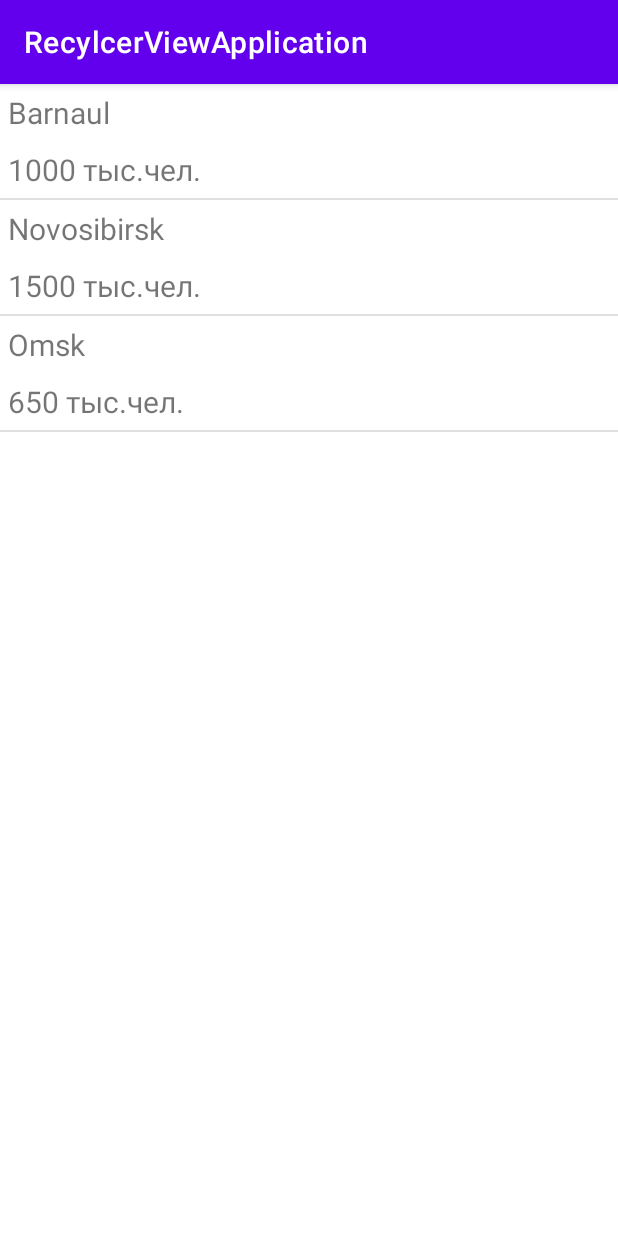
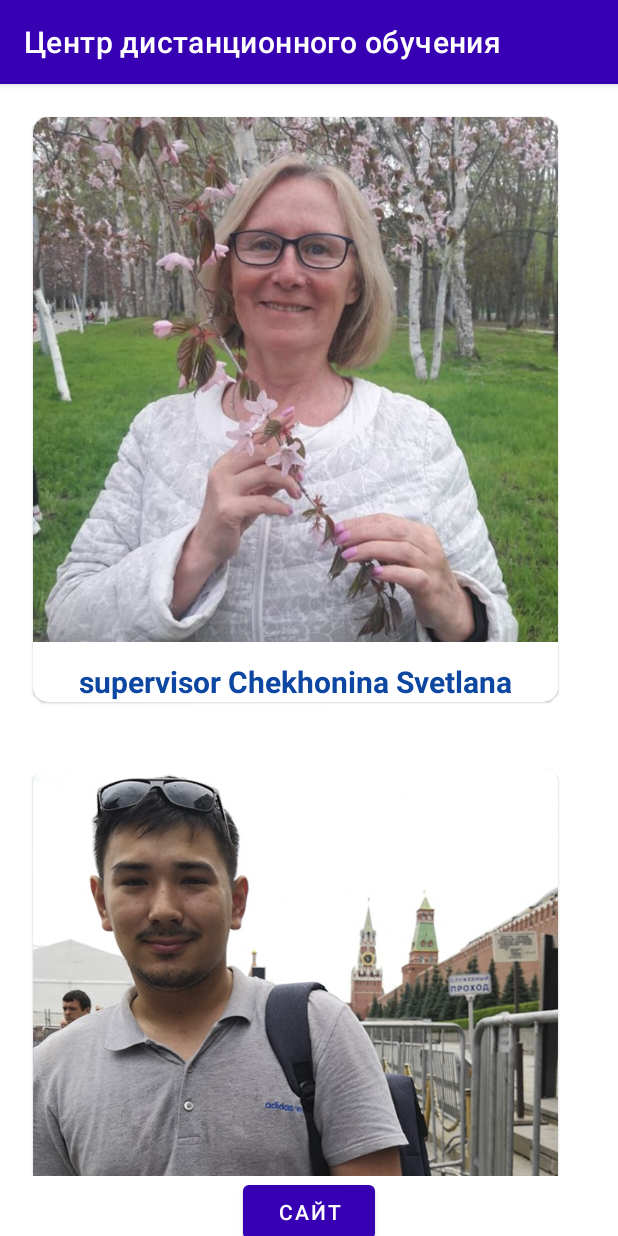
Before and after one commit to SvetlanaChekh/MyRecyclerView, an Android app: the screen it shows after launch (MainActivity), on a phone screen of 412 x 824 dp. Run offline under Robolectric (Android 15) with nearby library versions, the phone set to English and light mode, and no system bars.

Commit message:
certification work

```diff
--- a/app/src/main/AndroidManifest.xml
+++ b/app/src/main/AndroidManifest.xml
@@ -5,7 +5,7 @@
     <application
         android:allowBackup="true"
         android:icon="@mipmap/ic_launcher"
-        android:label="@string/app_name"
+        android:label="@string/CDL"
         android:roundIcon="@mipmap/ic_launcher_round"
         android:supportsRtl="true"
         android:theme="@style/Theme.RecylcerViewApplication">
--- /dev/null
+++ b/app/src/main/java/com/example/recylcerviewapplication/Banner.kt
@@ -0,0 +1,6 @@
+package com.example.recylcerviewapplication
+
+data class Banner (
+    val imageRes: Int,
+    val description: String
+)
--- /dev/null
+++ b/app/src/main/java/com/example/recylcerviewapplication/BannerAdapter.kt
@@ -0,0 +1,23 @@
+package com.example.recylcerviewapplication
+
+import android.view.ViewGroup
+import android.view.LayoutInflater
+import androidx.recyclerview.widget.RecyclerView
+
+class BannerAdapter(private  val bannerList: List<Banner>):RecyclerView.Adapter<BannerViewHolder>()
+{
+    override fun onCreateViewHolder(parent: ViewGroup, viewType: Int): BannerViewHolder {
+       val bannerView = LayoutInflater.from(parent.context)
+           .inflate(R.layout.banner_card_list_item, parent, false)
+        return BannerViewHolder(bannerView)
+    }
+
+    override fun onBindViewHolder(holder: BannerViewHolder, position: Int) {
+       val banner=bannerList[position]
+        holder.bind(banner)
+    }
+
+    override fun getItemCount(): Int {
+       return bannerList.size
+    }
+}
--- /dev/null
+++ b/app/src/main/java/com/example/recylcerviewapplication/BannerViewHolder.kt
@@ -0,0 +1,18 @@
+package com.example.recylcerviewapplication
+
+import android.view.View
+import android.widget.ImageView
+import android.widget.TextView
+import android.widget.Toast
+import androidx.recyclerview.widget.RecyclerView
+
+class BannerViewHolder(itemView:View): RecyclerView. ViewHolder(itemView) {
+    fun bind(banner: Banner){
+        val bannerImageView: ImageView=itemView.findViewById(R.id.banner_image_view)
+        val bannerDescriptionTextView: TextView=itemView.findViewById(R.id.description_text_view)
+        bannerImageView.setImageDrawable(itemView.context.getDrawable(banner.imageRes))
+        bannerDescriptionTextView.text=banner.description
+        //Toast.makeText(itemView.context, cityName, Toast.LENGTH_LONG).show()
+        Toast.makeText(itemView.context,banner.description, Toast.LENGTH_SHORT).show()
+    }
+}
--- a/app/src/main/java/com/example/recylcerviewapplication/CityAdapter.kt
+++ /dev/null
@@ -1,21 +0,0 @@
-package com.example.recylcerviewapplication
-
-import android.view.LayoutInflater
-import android.view.ViewGroup
-import androidx.recyclerview.widget.RecyclerView
-
-class CityAdapter(private val cityNameList:List<String>): RecyclerView.Adapter<CityViewHolder> (){
-    override fun onCreateViewHolder(parent: ViewGroup, viewType: Int): CityViewHolder {
-        val cityItemView=LayoutInflater.from(parent.context).inflate(R.layout.city_list_item, parent, false)
-        return CityViewHolder(cityItemView)
-    }
-
-    override fun onBindViewHolder(holder: CityViewHolder, position: Int) {
-        val cityName = cityNameList[position]
-        holder.bind(cityName)
-    }
-
-    override fun getItemCount(): Int {
-        return cityNameList.size
-    }
-}
--- a/app/src/main/java/com/example/recylcerviewapplication/CityViewHolder.kt
+++ /dev/null
@@ -1,20 +0,0 @@
-package com.example.recylcerviewapplication
-
-import android.view.View
-import android.widget.Button
-import android.widget.TextView
-import android.widget.Toast
-import androidx.recyclerview.widget.RecyclerView
-
-class CityViewHolder(itemView: View) : RecyclerView.ViewHolder(itemView) {
-    fun bind(cityName: String) {
-        val cityNameTextView: TextView = itemView.findViewById(R.id.city_recycler_view)//
-        cityNameTextView.text = cityName
-
-
-        val toastButton: Button = itemView.findViewById(R.id.toast_button)
-        toastButton.setOnClickListener {
-            Toast.makeText(itemView.context, cityName, Toast.LENGTH_LONG).show()
-        }
-    }
-}
--- a/app/src/main/java/com/example/recylcerviewapplication/MainActivity.kt
+++ b/app/src/main/java/com/example/recylcerviewapplication/MainActivity.kt
@@ -1,7 +1,10 @@
 package com.example.recylcerviewapplication
 
+import android.content.Intent
+import android.net.Uri
 import androidx.appcompat.app.AppCompatActivity
 import android.os.Bundle
+import android.widget.Button
 import androidx.recyclerview.widget.LinearLayoutManager
 import androidx.recyclerview.widget.DividerItemDecoration
 import androidx.recyclerview.widget.RecyclerView
@@ -10,24 +13,30 @@ class MainActivity : AppCompatActivity() {
     override fun onCreate(savedInstanceState: Bundle?) {
         super.onCreate(savedInstanceState)
         setContentView(R.layout.activity_main)
-        val cityNameList: List<String> =
-            listOf("Tomsk", "Omsk", "Barnaul", "Ekaterinburg", "Anadir", "Okha")
-        val megapolisList: List<Megapolis> = listOf(
-            Megapolis("Barnaul", 1000),
-            Megapolis("Novosibirsk", 1500),
-            Megapolis("Omsk", 650)
+        val buttonAbout: Button=findViewById(R.id.button_about)
+        val link= Uri.parse("https://lk.sakhgu.ru")
+        val intent=Intent(Intent.ACTION_VIEW, link)
+        buttonAbout.setOnClickListener {
+            startActivity(intent)
+        }
+
+
+        val bannerList: List<Banner> = listOf(
+            Banner(R.drawable.chekhonina_photo, "supervisor Chekhonina Svetlana"),
+            Banner(R.drawable.pak_photo, "programmer Pak Dmitriy"),
+            Banner(R.drawable.scheroburko_photo, "programmer Scheroburko Vyacheslav")
         )
-        val cityRecyclerView: RecyclerView = findViewById(R.id.city_recycler_view)
-        cityRecyclerView.layoutManager =
+
+        val employeeRecyclerView: RecyclerView = findViewById(R.id.employee_recycler_view)
+        employeeRecyclerView.layoutManager =
             LinearLayoutManager(this, LinearLayoutManager.VERTICAL, false)
-        cityRecyclerView.addItemDecoration(
+        /*employeeRecyclerView.addItemDecoration(
             DividerItemDecoration(
                 this,
                 DividerItemDecoration.VERTICAL
             )
-        )
-
-        cityRecyclerView.adapter = MegapolisAdapter(megapolisList)
+        )*/
+        employeeRecyclerView.adapter = BannerAdapter(bannerList)
 
 
     }
--- a/app/src/main/java/com/example/recylcerviewapplication/Megapolis.kt
+++ /dev/null
@@ -1,6 +0,0 @@
-package com.example.recylcerviewapplication
-
-data class Megapolis(
-    val name: String,
-    val population: Int
-)
--- a/app/src/main/java/com/example/recylcerviewapplication/MegapolisAdapter.kt
+++ /dev/null
@@ -1,24 +0,0 @@
-package com.example.recylcerviewapplication
-
-import android.view.LayoutInflater
-import android.view.ViewGroup
-import androidx.recyclerview.widget.RecyclerView
-
-class MegapolisAdapter (private val megapolisList:List<Megapolis>) : RecyclerView.Adapter<MegapolisViewHolder>() {
-    override fun onCreateViewHolder(parent: ViewGroup, viewType: Int): MegapolisViewHolder {
-        val megapolisListItemView =
-            LayoutInflater.from(parent.context)
-                .inflate(R.layout.megapolis_list_item, parent, false)
-
-        return MegapolisViewHolder(megapolisListItemView)
-    }
-
-    override fun onBindViewHolder(holder: MegapolisViewHolder, position: Int) {
-        val megapolis = megapolisList[position]
-        holder.bind(megapolis)
-    }
-
-    override fun getItemCount(): Int {
-        return megapolisList.size
-    }
-}
--- a/app/src/main/java/com/example/recylcerviewapplication/MegapolisViewHolder.kt
+++ /dev/null
@@ -1,18 +0,0 @@
-package com.example.recylcerviewapplication
-
-import android.view.View
-import android.widget.TextView
-import androidx.appcompat.view.menu.ActionMenuItemView
-import androidx.recyclerview.widget.RecyclerView
-
-class MegapolisViewHolder (itemView: View): RecyclerView.ViewHolder(itemView) {
-    fun bind(megapolis: Megapolis) {
-        val nameTextView: TextView = itemView.findViewById(R.id.name_text_view)
-        val populationTextView: TextView = itemView.findViewById(R.id.population_text_view)
-        nameTextView.text = megapolis.name
-
-        val populationFormatted = "${megapolis.population} тыс.чел."
-        populationTextView.text = populationFormatted
-    }
-
-}
--- a/app/src/main/res/layout/activity_main.xml
+++ b/app/src/main/res/layout/activity_main.xml
@@ -7,8 +7,19 @@
     tools:context=".MainActivity">
 
     <androidx.recyclerview.widget.RecyclerView
-        android:id="@+id/city_recycler_view"
+        android:id="@+id/employee_recycler_view"
         android:layout_width="match_parent"
-        android:layout_height="match_parent"/>
+        android:layout_height="match_parent"
+        android:layout_marginBottom="40dp" />
+
+    <Button
+        android:id="@+id/button_about"
+        android:layout_width="wrap_content"
+        android:layout_height="wrap_content"
+        android:text="@string/button_about"
+        app:layout_constraintEnd_toEndOf="parent"
+        app:layout_constraintStart_toStartOf="parent"
+        app:layout_constraintTop_toBottomOf="@+id/employee_recycler_view" />
+
 
 </androidx.constraintlayout.widget.ConstraintLayout>
--- /dev/null
+++ b/app/src/main/res/layout/banner_card_list_item.xml
@@ -0,0 +1,26 @@
+<?xml version="1.0" encoding="utf-8"?>
+<com.google.android.material.card.MaterialCardView xmlns:android="http://schemas.android.com/apk/res/android"
+    xmlns:app="http://schemas.android.com/apk/res-auto"
+    android:layout_width="350dp"
+    android:layout_height="390dp"
+    android:layout_margin="22dp"
+    app:cardCornerRadius="10dp">
+
+
+    <ImageView
+        android:id="@+id/banner_image_view"
+        android:layout_width="wrap_content"
+        android:layout_height="wrap_content"
+        android:scaleType="fitStart" />
+
+    <TextView
+        android:id="@+id/description_text_view"
+        android:layout_width="match_parent"
+        android:layout_height="wrap_content"
+        android:layout_gravity="bottom"
+        android:gravity="center"
+        android:textColor="#0D47A1"
+        android:textSize="20sp"
+        android:textStyle="bold" />
+
+</com.google.android.material.card.MaterialCardView>
--- a/app/src/main/res/layout/city_list_item.xml
+++ /dev/null
@@ -1,29 +0,0 @@
-<?xml version="1.0" encoding="utf-8"?>
-<androidx.constraintlayout.widget.ConstraintLayout xmlns:android="http://schemas.android.com/apk/res/android"
-    xmlns:app="http://schemas.android.com/apk/res-auto"
-    android:layout_width="match_parent"
-    android:layout_height="wrap_content">
-
-    <TextView
-        android:id="@+id/city_recycler_view"
-        android:layout_width="0dp"
-        android:layout_height="wrap_content"
-        android:layout_margin="10dp"
-        android:textSize="22sp"
-        app:layout_constraintBottom_toBottomOf="parent"
-        app:layout_constraintEnd_toStartOf="@id/toast_button"
-        app:layout_constraintStart_toStartOf="parent"
-        app:layout_constraintTop_toTopOf="parent" />
-
-    <Button
-        android:layout_width="wrap_content"
-        android:layout_height="wrap_content"
-        android:layout_margin="5dp"
-        android:id="@+id/toast_button"
-        android:text="Toast"
-        app:layout_constraintBottom_toBottomOf="parent"
-        app:layout_constraintEnd_toEndOf="parent"
-        app:layout_constraintTop_toTopOf="parent"/>
-
-
-</androidx.constraintlayout.widget.ConstraintLayout>
--- a/app/src/main/res/layout/megapolis_list_item.xml
+++ /dev/null
@@ -1,18 +0,0 @@
-<?xml version="1.0" encoding="utf-8"?>
-<LinearLayout xmlns:android="http://schemas.android.com/apk/res/android"
-    android:layout_width="match_parent"
-    android:layout_height="wrap_content"
-    android:orientation="vertical">
-
-<TextView
-    android:id="@+id/name_text_view"
-    android:layout_width="match_parent"
-    android:layout_height="wrap_content"
-    android:layout_margin="5dp" />
-
-<TextView
-    android:id="@+id/population_text_view"
-    android:layout_width="match_parent"
-    android:layout_height="wrap_content"
-    android:layout_margin="5dp" />
-</LinearLayout>
--- a/app/src/main/res/values/strings.xml
+++ b/app/src/main/res/values/strings.xml
@@ -1,3 +1,5 @@
 <resources>
-    <string name="app_name">RecylcerViewApplication</string>
+    <string name="app_name">ЦДО</string>
+    <string name="CDL">Центр дистанционного обучения</string>
+    <string name="button_about">Сайт</string>
 </resources>
--- a/app/src/main/res/values/themes.xml
+++ b/app/src/main/res/values/themes.xml
@@ -2,8 +2,8 @@
     <!-- Base application theme. -->
     <style name="Theme.RecylcerViewApplication" parent="Theme.MaterialComponents.DayNight.DarkActionBar">
         <!-- Primary brand color. -->
-        <item name="colorPrimary">@color/purple_500</item>
-        <item name="colorPrimaryVariant">@color/purple_700</item>
+        <item name="colorPrimary">@color/purple_700</item>
+        <item name="colorPrimaryVariant">@color/purple_200</item>
         <item name="colorOnPrimary">@color/white</item>
         <!-- Secondary brand color. -->
         <item name="colorSecondary">@color/teal_200</item>
@@ -15,7 +15,8 @@
         <!-- Customize your theme here. -->
     </style>
     <style name="Theme.TextView" parent="Widget.MaterialComponents.TextView">
-        <item name="android:textSize">20sp</item>
+        <item name="android:textSize">22sp</item>
+        <item name="android:textColor">#311B92</item>
 
     </style>
 </resources>
```
Also changed, not shown: app/src/main/res/drawable-v24/chekhonina_photo.png (added), app/src/main/res/drawable-v24/pak_photo.png (added), app/src/main/res/drawable-v24/scheroburko_photo.png (added).
